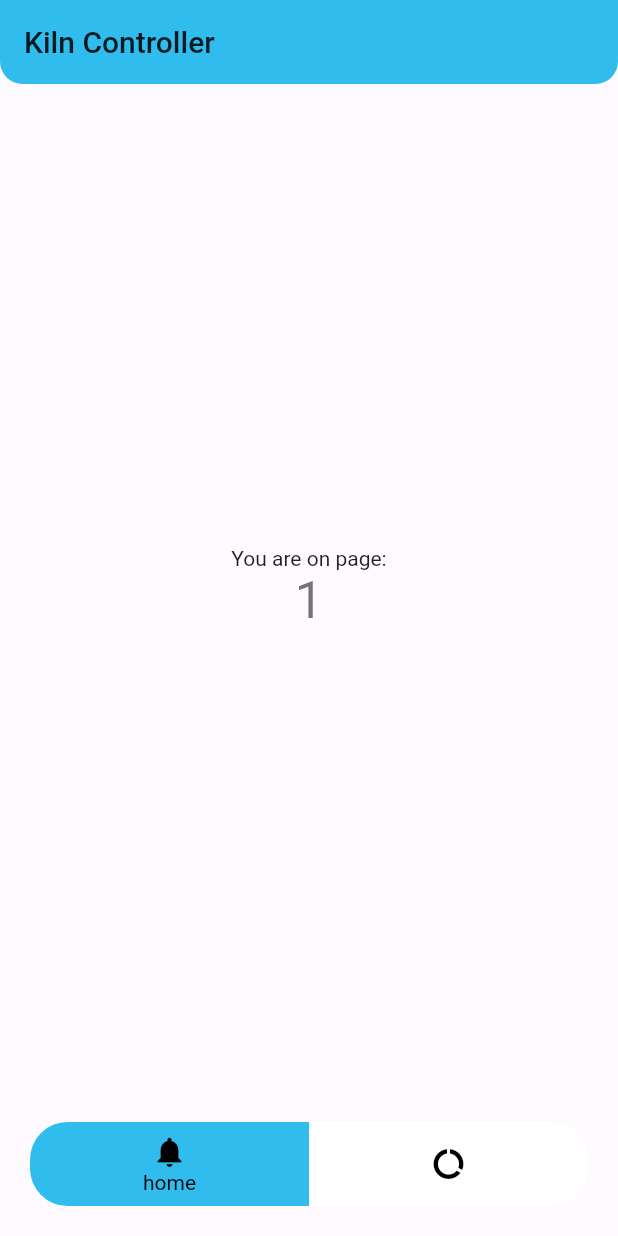
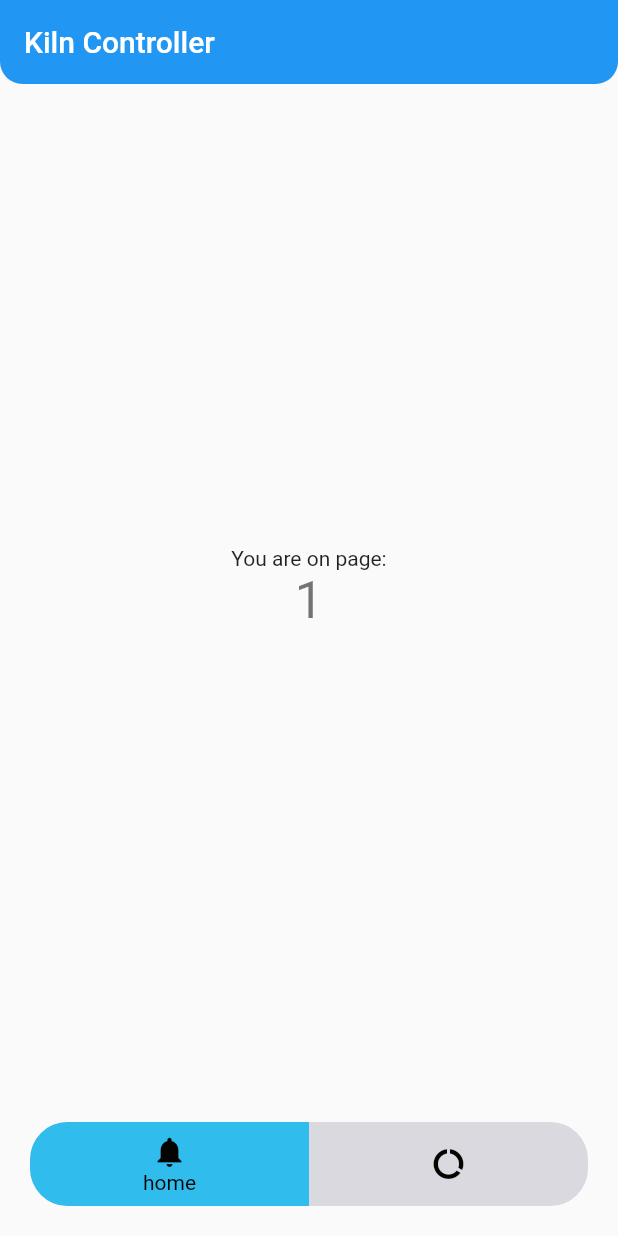
Before and after one commit to elliotnash/KilnController, a Flutter app: the screen it shows after launch, on a phone screen of 412 x 824 dp. Run offline on Flutter 3.47's test engine with Material 2 defaults, Android fonts, the phone set to English and light mode, and no system bars; drawn by our look-alikes of flutter_snake_navigationbar; our stand-ins replace vibration.

Commit message:
update light colours

```diff
--- a/client/lib/kiln_colors.dart
+++ b/client/lib/kiln_colors.dart
@@ -38,15 +38,20 @@ class KilnColors {
     },
   );
 
-  static const _magnoliaPrimaryValue = 0xFFFFFAFF;
-  static const magnolia = MaterialColor(
-    _magnoliaPrimaryValue,
+  static const _gainsboroPrimaryValue = 0xFFDBD9E0;
+  static const gainsboro = MaterialColor(
+    _gainsboroPrimaryValue,
     <int, Color>{
-      100: Color(0xFFFFFEFF),
-      300: Color(0xFFFFFCFF),
-      500: Color(_magnoliaPrimaryValue),
-      700: Color(0xFFFFF9FF),
-      900: Color(0xFFFFF6FF),
+      50: Color(0xFFFBFAFB),
+      100: Color(0xFFF4F4F6),
+      200: Color(0xFFEDECF0),
+      300: Color(0xFFE6E4E9),
+      400: Color(0xFFE0DFE5),
+      500: Color(_gainsboroPrimaryValue),
+      600: Color(0xFFD7D5DC),
+      700: Color(0xFFD2CFD8),
+      800: Color(0xFFCDCAD3),
+      900: Color(0xFFC4C0CB),
     },
   );
 
--- a/client/lib/main.dart
+++ b/client/lib/main.dart
@@ -31,8 +31,21 @@ class MyApp extends StatelessWidget {
     return MaterialApp(
       title: 'Kiln Controller',
       theme: ThemeData(
-        primarySwatch: KilnColors.cyan,
-        backgroundColor: KilnColors.magnolia,
+        colorScheme: ColorScheme(
+          brightness: Brightness.light,
+          primary: KilnColors.cyan,
+          primaryVariant: KilnColors.cyan,
+          secondary: KilnColors.rhythm,
+          secondaryVariant: KilnColors.rhythm,
+          surface: KilnColors.gainsboro,
+          background: KilnColors.gainsboro[50]!,
+          error: KilnColors.orange,
+          onPrimary: KilnColors.black,
+          onSecondary: KilnColors.black,
+          onSurface: KilnColors.black,
+          onBackground: KilnColors.black,
+          onError: KilnColors.black,
+        ),
       ),
       darkTheme: ThemeData(
         colorScheme: const ColorScheme(
@@ -44,12 +57,13 @@ class MyApp extends StatelessWidget {
           surface: KilnColors.jet,
           background: KilnColors.black,
           error: KilnColors.orange,
-        onPrimary: KilnColors.magnolia,
-        onSecondary: KilnColors.magnolia,
-        onSurface: KilnColors.magnolia,
-        onBackground: KilnColors.magnolia,
-        onError: KilnColors.magnolia,
-      )),
+          onPrimary: KilnColors.gainsboro,
+          onSecondary: KilnColors.gainsboro,
+          onSurface: KilnColors.gainsboro,
+          onBackground: KilnColors.gainsboro,
+          onError: KilnColors.gainsboro,
+        ),
+      ),
       themeMode: ThemeMode.system,
       routes: {
         '/': (context) {
@@ -93,7 +107,8 @@ class _HomeState extends State<Home> with TickerProviderStateMixin {
         title: Text(widget.title),
         elevation: 0,
         shape: const RoundedRectangleBorder(
-            borderRadius: BorderRadius.vertical(bottom: Radius.circular(15))),
+          borderRadius: BorderRadius.vertical(bottom: Radius.circular(15)),
+        ),
       ),
       extendBody: true,
       bottomNavigationBar: SafeArea(
```
Lines whose indentation alone changed are shown as unchanged.
